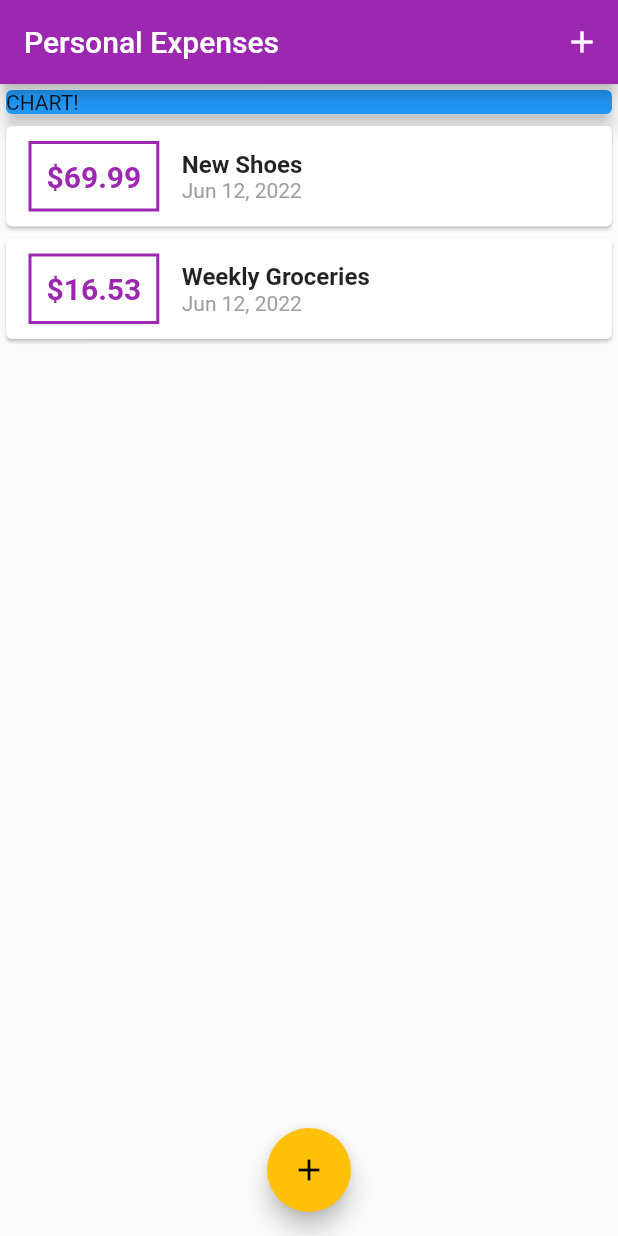
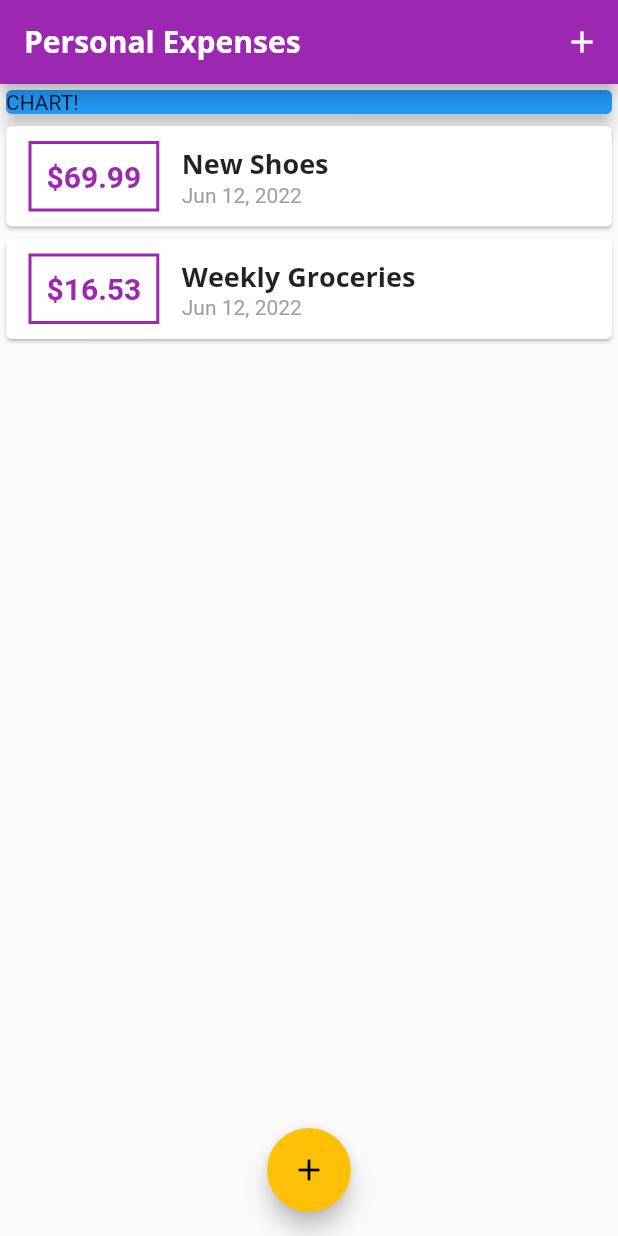
Before and after one commit to quangkhatran/expenses_planner, a Flutter app: the screen it shows after launch, on a phone screen of 412 x 824 dp. Run offline on Flutter 3.47's test engine with Material 2 defaults, Android fonts, the phone set to English and light mode, and no system bars.

Commit message:
add TextTheme

```diff
--- a/lib/main.dart
+++ b/lib/main.dart
@@ -13,6 +13,9 @@ class MyApp extends StatelessWidget {
       theme: ThemeData(
         primarySwatch: Colors.purple,
         accentColor: Colors.amber,
+        fontFamily: 'Quicksand',
+        textTheme: ThemeData.light().textTheme.copyWith(headline6:TextStyle(fontFamily: 'OpenSans', fontSize: 18, fontWeight: FontWeight.bold,)),
+        appBarTheme: AppBarTheme(textTheme: ThemeData.light().textTheme.copyWith(headline6:TextStyle(fontFamily: 'OpenSans', fontSize: 20, fontWeight: FontWeight.bold,)),),
       ),
       home: MyHomePage(),
     );
@@ -65,7 +68,7 @@ class _MyHomePageState extends State<MyHomePage> {
   Widget build(BuildContext context) {
     return Scaffold(
       appBar: AppBar(
-        title: Text('Personal Expenses'),
+        title: Text('Personal Expenses', style: TextStyle(fontFamily: 'OpenSans'),),
         actions: <Widget>[
           IconButton(
             icon: Icon(Icons.add),
--- a/lib/widgets/transaction_list.dart
+++ b/lib/widgets/transaction_list.dart
@@ -41,10 +41,8 @@ class TransactionList extends StatelessWidget {
                   crossAxisAlignment: CrossAxisAlignment.start,
                   children: <Widget>[
                     Text(transactions[index].title,
-                        style: TextStyle(
-                          fontSize: 16,
-                          fontWeight: FontWeight.bold,
-                        )),
+                        style: Theme.of(context).textTheme.headline6,
+                        ),
                     Text(DateFormat.yMMMd().format(transactions[index].date),
                         style: TextStyle(
                           color: Colors.grey,
```
Also changed, not shown: pubspec.yaml (+11 -6 lines), assets/OpenSans-Bold.ttf (added), assets/OpenSans-Regular.ttf (added), assets/Quicksand-Bold.ttf (added), assets/Quicksand-Light.ttf (added), assets/Quicksand-Medium.ttf (added), assets/Quicksand-Regular.ttf (added).
